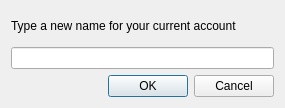
The window that FinToolV2-0/accountrename.ui (IVIyg0t/FinancialTool) describes before a commit, drawn with Qt 5.
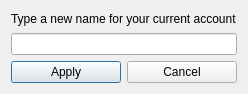
The same window after the commit.

Diff of the .ui file:
```diff
--- a/FinToolV2-0/accountrename.ui
+++ b/FinToolV2-0/accountrename.ui
@@ -6,31 +6,35 @@
    <rect>
     <x>0</x>
     <y>0</y>
-    <width>285</width>
-    <height>108</height>
+    <width>238</width>
+    <height>94</height>
    </rect>
   </property>
   <property name="windowTitle">
    <string>Dialog</string>
   </property>
   <layout class="QGridLayout" name="gridLayout">
-   <item row="0" column="0">
+   <item row="0" column="0" colspan="2">
     <widget class="QLabel" name="label">
      <property name="text">
       <string>Type a new name for your current account</string>
      </property>
     </widget>
    </item>
-   <item row="1" column="0">
+   <item row="1" column="0" colspan="2">
     <widget class="QLineEdit" name="lineEdit"/>
    </item>
    <item row="2" column="0">
-    <widget class="QDialogButtonBox" name="buttonBox">
-     <property name="orientation">
-      <enum>Qt::Horizontal</enum>
+    <widget class="QPushButton" name="pushButton">
+     <property name="text">
+      <string>Apply</string>
      </property>
-     <property name="standardButtons">
-      <set>QDialogButtonBox::Cancel|QDialogButtonBox::Ok</set>
+    </widget>
+   </item>
+   <item row="2" column="1">
+    <widget class="QPushButton" name="pushButton_2">
+     <property name="text">
+      <string>Cancel</string>
      </property>
     </widget>
    </item>
```
Left out of the diff: 35 changed lines with no effect on the pictures.
